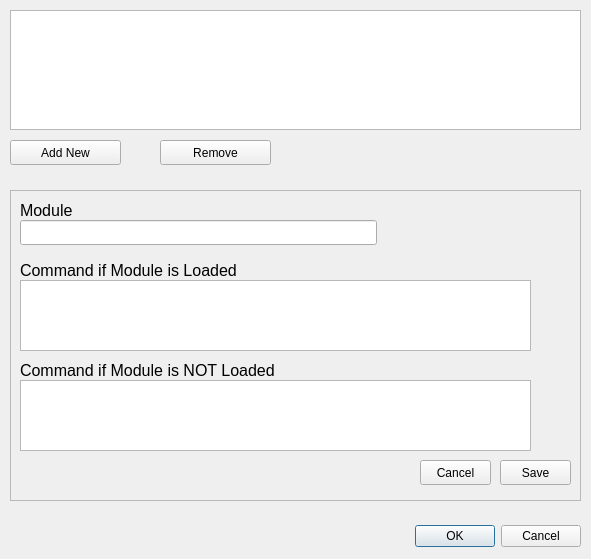
OpenSpace/OpenSpace, file apps/OpenSpace/ext/launcher/src/osmodules.ui: the form before one commit.
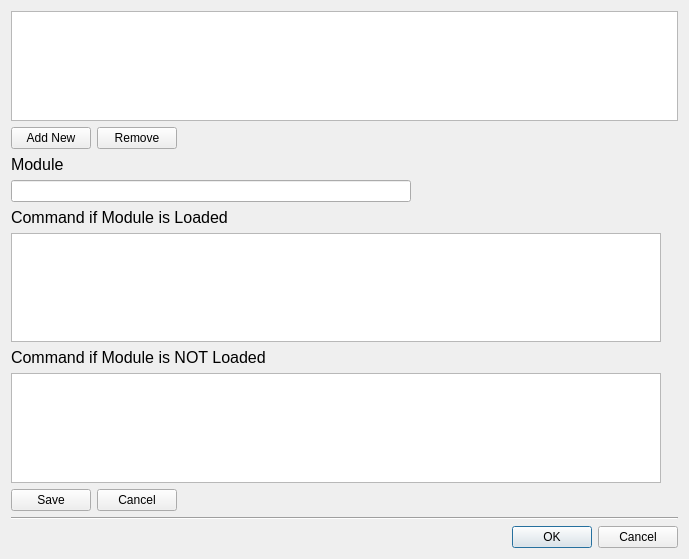
The form after the commit.

Commit message: Implementing multiple changes to layouts and features based on feedback

What changed in the file:
```diff
--- a/apps/OpenSpace/ext/launcher/src/osmodules.ui
+++ b/apps/OpenSpace/ext/launcher/src/osmodules.ui
@@ -6,38 +6,28 @@
    <rect>
     <x>0</x>
     <y>0</y>
-    <width>591</width>
+    <width>689</width>
     <height>559</height>
    </rect>
   </property>
+  <property name="minimumSize">
+   <size>
+    <width>400</width>
+    <height>500</height>
+   </size>
+  </property>
+  <property name="maximumSize">
+   <size>
+    <width>1020</width>
+    <height>900</height>
+   </size>
+  </property>
   <property name="windowTitle">
    <string>Modules</string>
   </property>
-  <widget class="QDialogButtonBox" name="buttonBox">
-   <property name="geometry">
-    <rect>
-     <x>240</x>
-     <y>520</y>
-     <width>341</width>
-     <height>32</height>
-    </rect>
-   </property>
-   <property name="orientation">
-    <enum>Qt::Horizontal</enum>
-   </property>
-   <property name="standardButtons">
-    <set>QDialogButtonBox::Cancel|QDialogButtonBox::Ok</set>
-   </property>
-  </widget>
+  <layout class="QVBoxLayout" name="verticalLayout">
+   <item>
   <widget class="QListWidget" name="list">
-   <property name="geometry">
-    <rect>
-     <x>10</x>
-     <y>10</y>
-     <width>571</width>
-     <height>120</height>
-    </rect>
-   </property>
    <property name="sizePolicy">
     <sizepolicy hsizetype="Expanding" vsizetype="Preferred">
      <horstretch>0</horstretch>
@@ -47,13 +37,13 @@
    <property name="minimumSize">
     <size>
      <width>0</width>
-     <height>50</height>
+       <height>80</height>
     </size>
    </property>
    <property name="maximumSize">
     <size>
-     <width>16777215</width>
-     <height>120</height>
+       <width>1000</width>
+       <height>800</height>
     </size>
    </property>
    <property name="font">
@@ -71,56 +61,64 @@
     <enum>QListView::Adjust</enum>
    </property>
   </widget>
+   </item>
+   <item>
+    <layout class="QHBoxLayout" name="horizontalLayout">
+     <item>
   <widget class="QPushButton" name="button_add">
-   <property name="geometry">
-    <rect>
-     <x>10</x>
-     <y>140</y>
-     <width>111</width>
-     <height>25</height>
-    </rect>
+       <property name="minimumSize">
+        <size>
+         <width>60</width>
+         <height>0</height>
+        </size>
+       </property>
+       <property name="maximumSize">
+        <size>
+         <width>100</width>
+         <height>16777215</height>
+        </size>
    </property>
    <property name="text">
     <string>Add New</string>
    </property>
   </widget>
+     </item>
+     <item>
   <widget class="QPushButton" name="button_remove">
-   <property name="geometry">
-    <rect>
-     <x>160</x>
-     <y>140</y>
-     <width>111</width>
-     <height>25</height>
-    </rect>
+       <property name="minimumSize">
+        <size>
+         <width>60</width>
+         <height>0</height>
+        </size>
+       </property>
+       <property name="maximumSize">
+        <size>
+         <width>100</width>
+         <height>16777215</height>
+        </size>
    </property>
    <property name="text">
     <string>Remove</string>
    </property>
   </widget>
-  <widget class="QFrame" name="frame">
-   <property name="geometry">
-    <rect>
-     <x>10</x>
-     <y>190</y>
-     <width>571</width>
-     <height>311</height>
-    </rect>
-   </property>
-   <property name="frameShape">
-    <enum>QFrame::StyledPanel</enum>
-   </property>
-   <property name="frameShadow">
-    <enum>QFrame::Raised</enum>
-   </property>
+     </item>
+     <item>
+      <spacer name="horizontalSpacer">
+       <property name="orientation">
+        <enum>Qt::Horizontal</enum>
+       </property>
+       <property name="sizeHint" stdset="0">
+        <size>
+         <width>40</width>
+         <height>20</height>
+        </size>
+       </property>
+      </spacer>
+     </item>
+    </layout>
+   </item>
+   <item>
    <widget class="QLabel" name="label_module">
-    <property name="geometry">
-     <rect>
-      <x>10</x>
-      <y>10</y>
-      <width>357</width>
-      <height>20</height>
-     </rect>
-    </property>
     <property name="font">
      <font>
       <family>Arial</family>
@@ -131,15 +129,28 @@
      <string>Module</string>
     </property>
    </widget>
+   </item>
+   <item>
+    <widget class="QLineEdit" name="line_module">
+     <property name="minimumSize">
+      <size>
+       <width>160</width>
+       <height>0</height>
+      </size>
+     </property>
+     <property name="maximumSize">
+      <size>
+       <width>400</width>
+       <height>16777215</height>
+      </size>
+     </property>
+     <property name="toolTip">
+      <string extracomment="Module name is required">&lt;html&gt;&lt;head/&gt;&lt;body&gt;&lt;p&gt;Name of OpenSpace module related to this profile&lt;/p&gt;&lt;/body&gt;&lt;/html&gt;</string>
+     </property>
+    </widget>
+   </item>
+   <item>
    <widget class="QLabel" name="label_loaded">
-    <property name="geometry">
-     <rect>
-      <x>10</x>
-      <y>70</y>
-      <width>357</width>
-      <height>20</height>
-     </rect>
-    </property>
     <property name="font">
      <font>
       <family>Arial</family>
@@ -150,15 +161,28 @@
      <string>Command if Module is Loaded</string>
     </property>
    </widget>
+   </item>
+   <item>
+    <widget class="QTextEdit" name="line_loaded">
+     <property name="minimumSize">
+      <size>
+       <width>160</width>
+       <height>80</height>
+      </size>
+     </property>
+     <property name="maximumSize">
+      <size>
+       <width>650</width>
+       <height>450</height>
+      </size>
+     </property>
+     <property name="toolTip">
+      <string>&lt;html&gt;&lt;head/&gt;&lt;body&gt;&lt;p&gt;[OPTIONAL] Lua command(s) to execute if the module is present in the OpenSpace application&lt;/p&gt;&lt;/body&gt;&lt;/html&gt;</string>
+     </property>
+    </widget>
+   </item>
+   <item>
    <widget class="QLabel" name="label_notLoaded">
-    <property name="geometry">
-     <rect>
-      <x>10</x>
-      <y>170</y>
-      <width>357</width>
-      <height>20</height>
-     </rect>
-    </property>
     <property name="font">
      <font>
       <family>Arial</family>
@@ -169,43 +193,41 @@
      <string>Command if Module is NOT Loaded</string>
     </property>
    </widget>
-   <widget class="QLineEdit" name="line_module">
-    <property name="geometry">
-     <rect>
-      <x>10</x>
-      <y>30</y>
-      <width>357</width>
-      <height>25</height>
-     </rect>
-    </property>
-    <property name="toolTip">
-     <string extracomment="Module name is required">&lt;html&gt;&lt;head/&gt;&lt;body&gt;&lt;p&gt;Name of OpenSpace module related to this profile&lt;/p&gt;&lt;/body&gt;&lt;/html&gt;</string>
-    </property>
-   </widget>
-   <widget class="QPushButton" name="button_cancel">
-    <property name="geometry">
-     <rect>
-      <x>410</x>
-      <y>270</y>
-      <width>71</width>
-      <height>25</height>
-     </rect>
-    </property>
+   </item>
+   <item>
+    <widget class="QTextEdit" name="line_notLoaded">
+     <property name="minimumSize">
+      <size>
+       <width>160</width>
+       <height>80</height>
+      </size>
+     </property>
+     <property name="maximumSize">
+      <size>
+       <width>650</width>
+       <height>450</height>
+      </size>
+     </property>
     <property name="toolTip">
-     <string>&lt;html&gt;&lt;head/&gt;&lt;body&gt;&lt;p&gt;Cancel adding this module to the above list&lt;/p&gt;&lt;/body&gt;&lt;/html&gt;</string>
-    </property>
-    <property name="text">
-     <string>Cancel</string>
-    </property>
-   </widget>
+      <string>&lt;html&gt;&lt;head/&gt;&lt;body&gt;&lt;p&gt;[OPTIONAL] Lua command(s) to execute if the module is &lt;span style=&quot; font-style:italic;&quot;&gt;not &lt;/span&gt;present in the OpenSpace application (for example steps to account for a missing module)&lt;/p&gt;&lt;/body&gt;&lt;/html&gt;</string>
+     </property>
+    </widget>
+   </item>
+   <item>
+    <layout class="QHBoxLayout" name="horizontalLayout_2">
+     <item>
    <widget class="QPushButton" name="button_save">
-    <property name="geometry">
-     <rect>
-      <x>490</x>
-      <y>270</y>
-      <width>71</width>
-      <height>25</height>
-     </rect>
+       <property name="minimumSize">
+        <size>
+         <width>60</width>
+         <height>0</height>
+        </size>
+       </property>
+       <property name="maximumSize">
+        <size>
+         <width>100</width>
+         <height>16777215</height>
+        </size>
     </property>
     <property name="toolTip">
      <string>&lt;html&gt;&lt;head/&gt;&lt;body&gt;&lt;p&gt;Save module changes to the above list&lt;/p&gt;&lt;/body&gt;&lt;/html&gt;</string>
@@ -214,41 +236,62 @@
      <string>Save</string>
     </property>
    </widget>
-   <widget class="QTextEdit" name="line_loaded">
-    <property name="geometry">
-     <rect>
-      <x>10</x>
-      <y>90</y>
-      <width>511</width>
-      <height>71</height>
-     </rect>
-    </property>
+     </item>
+     <item>
+      <widget class="QPushButton" name="button_cancel">
+       <property name="minimumSize">
+        <size>
+         <width>60</width>
+         <height>0</height>
+        </size>
+       </property>
+       <property name="maximumSize">
+        <size>
+         <width>100</width>
+         <height>16777215</height>
+        </size>
+       </property>
     <property name="toolTip">
-     <string>&lt;html&gt;&lt;head/&gt;&lt;body&gt;&lt;p&gt;[OPTIONAL] Lua command(s) to execute if the module is present in the OpenSpace application&lt;/p&gt;&lt;/body&gt;&lt;/html&gt;</string>
-    </property>
-   </widget>
-   <widget class="QTextEdit" name="line_notLoaded">
-    <property name="geometry">
-     <rect>
-      <x>10</x>
-      <y>190</y>
-      <width>511</width>
-      <height>71</height>
-     </rect>
-    </property>
-    <property name="toolTip">
-     <string>&lt;html&gt;&lt;head/&gt;&lt;body&gt;&lt;p&gt;[OPTIONAL] Lua command(s) to execute if the module is &lt;span style=&quot; font-style:italic;&quot;&gt;not &lt;/span&gt;present in the OpenSpace application (for example steps to account for a missing module)&lt;/p&gt;&lt;/body&gt;&lt;/html&gt;</string>
-    </property>
-   </widget>
-   <zorder>label_module</zorder>
-   <zorder>label_loaded</zorder>
-   <zorder>label_notLoaded</zorder>
-   <zorder>button_save</zorder>
-   <zorder>button_cancel</zorder>
-   <zorder>line_module</zorder>
-   <zorder>line_loaded</zorder>
-   <zorder>line_notLoaded</zorder>
-  </widget>
+        <string>&lt;html&gt;&lt;head/&gt;&lt;body&gt;&lt;p&gt;Cancel adding this module to the above list&lt;/p&gt;&lt;/body&gt;&lt;/html&gt;</string>
+       </property>
+       <property name="text">
+        <string>Cancel</string>
+       </property>
+      </widget>
+     </item>
+     <item>
+      <spacer name="horizontalSpacer_2">
+       <property name="orientation">
+        <enum>Qt::Horizontal</enum>
+       </property>
+       <property name="sizeHint" stdset="0">
+        <size>
+         <width>40</width>
+         <height>20</height>
+        </size>
+       </property>
+      </spacer>
+     </item>
+    </layout>
+   </item>
+   <item>
+    <widget class="Line" name="line">
+     <property name="orientation">
+      <enum>Qt::Horizontal</enum>
+     </property>
+    </widget>
+   </item>
+   <item>
+    <widget class="QDialogButtonBox" name="buttonBox">
+     <property name="orientation">
+      <enum>Qt::Horizontal</enum>
+     </property>
+     <property name="standardButtons">
+      <set>QDialogButtonBox::Cancel|QDialogButtonBox::Ok</set>
+     </property>
+    </widget>
+   </item>
+  </layout>
  </widget>
  <resources/>
  <connections>
```
Lines whose indentation alone changed are shown as unchanged. The commit also changes 33 other files.
